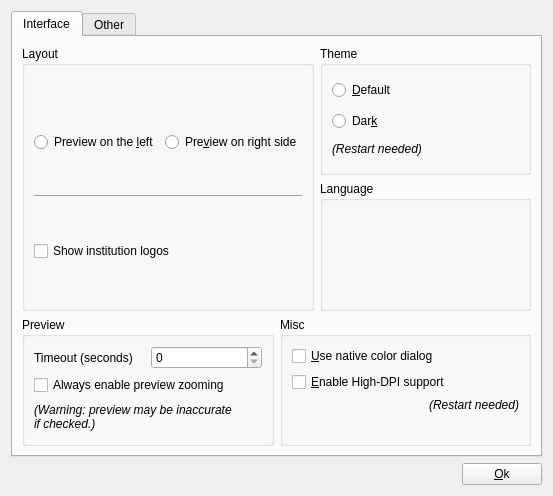
The window that ui/dialogsettings.ui (c-koi/gmic-qt) describes before a commit, drawn with Qt 5.
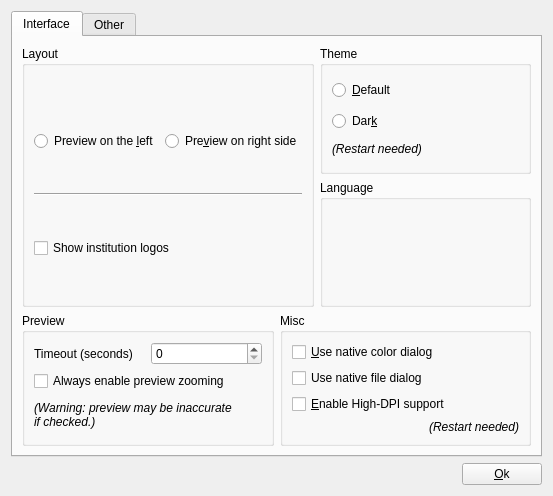
The same window after the commit. Icons and pictures are not drawn. Custom widgets are drawn as their Qt base class.

Commit message: Add 'Use native file dialog' option in settings

Patch:
```diff
--- a/ui/dialogsettings.ui
+++ b/ui/dialogsettings.ui
@@ -203,6 +203,13 @@
               </property>
              </widget>
             </item>
+            <item>
+             <widget class="QCheckBox" name="cbNativeFileDialogs">
+              <property name="text">
+               <string>Use native file dialog</string>
+              </property>
+             </widget>
+            </item>
             <item>
              <widget class="QCheckBox" name="cbHighDPI">
               <property name="text">
```
The commit also changes 23 other files.
